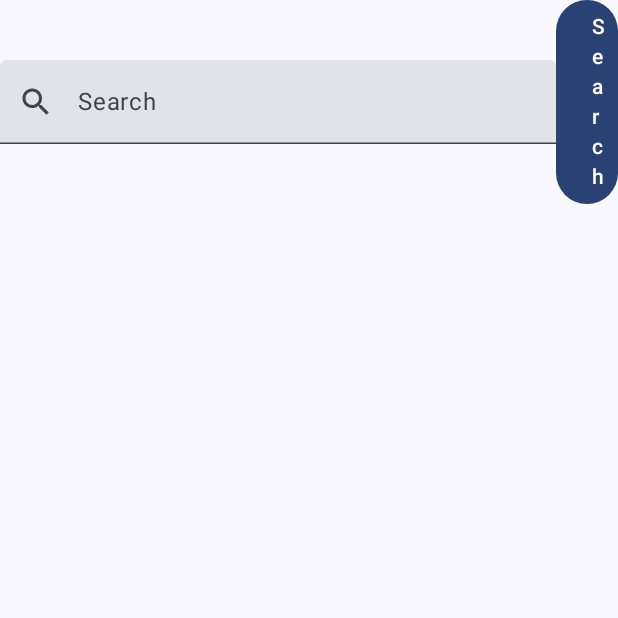
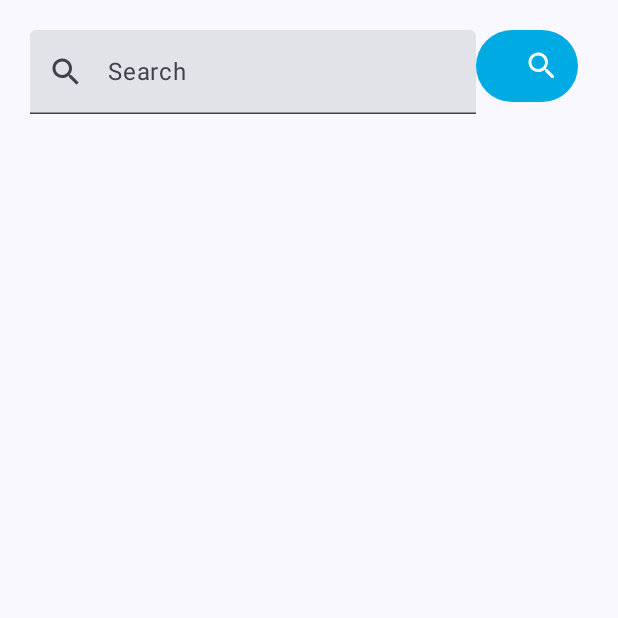
Before and after one commit to brentcenci/RecipesApplication, an Android app built with Jetpack Compose: the composable SearchScreen shown on its own in the app's theme, on a phone screen of 412 x 824 dp, the top half of it. Run offline under Robolectric (Android 15) with nearby library versions, the phone set to English and light mode, and no system bars; pictures from the network do not load.

Commit message:
Small changes to formatting of the RecipesPanel composable.

```diff
--- a/app/src/main/java/com/brentcodes/recipesapplication/ui/screens/Screens.kt
+++ b/app/src/main/java/com/brentcodes/recipesapplication/ui/screens/Screens.kt
@@ -1,6 +1,7 @@
 package com.brentcodes.recipesapplication.ui.screens
 
 import android.util.Log
+import androidx.compose.foundation.background
 import androidx.compose.foundation.border
 import androidx.compose.foundation.layout.Box
 import androidx.compose.foundation.layout.Column
@@ -11,13 +12,17 @@ import androidx.compose.foundation.layout.height
 import androidx.compose.foundation.layout.padding
 import androidx.compose.foundation.lazy.LazyColumn
 import androidx.compose.foundation.lazy.items
+import androidx.compose.foundation.shape.CircleShape
+import androidx.compose.foundation.shape.RoundedCornerShape
 import androidx.compose.foundation.text.KeyboardOptions
 import androidx.compose.material.icons.Icons
 import androidx.compose.material.icons.filled.Search
+import androidx.compose.material.icons.rounded.Search
 import androidx.compose.material3.Button
 import androidx.compose.material3.CircularProgressIndicator
 import androidx.compose.material3.ExperimentalMaterial3Api
 import androidx.compose.material3.Icon
+import androidx.compose.material3.IconButton
 import androidx.compose.material3.Text
 import androidx.compose.material3.TextField
 import androidx.compose.runtime.Composable
@@ -26,7 +31,9 @@ import androidx.compose.runtime.remember
 import androidx.compose.runtime.setValue
 import androidx.compose.ui.Alignment
 import androidx.compose.ui.Modifier
+import androidx.compose.ui.draw.clip
 import androidx.compose.ui.graphics.Color
+import androidx.compose.ui.text.font.FontWeight
 import androidx.compose.ui.unit.dp
 import coil.compose.AsyncImage
 import com.brentcodes.recipesapplication.model.dataSpoonacular.Results
@@ -105,7 +112,10 @@ fun SearchBar(
     var text by remember {
         viewModel.query
     }
-    Row {
+    Row(
+        modifier = Modifier
+            .padding(20.dp)
+    ) {
         TextField(
             value = text,
             maxLines = 1,
@@ -118,12 +128,19 @@ fun SearchBar(
             label = { Text("Search") },
             leadingIcon = { Icon(Icons.Filled.Search, contentDescription = null)},
             modifier = modifier
-                .fillMaxWidth(0.9F)
+                .fillMaxWidth(0.8F)
         )
-        Button(
-            onClick = {onSearch(text)}
+        IconButton(
+            onClick = {onSearch(text)},
+            modifier = Modifier
+                .background(Color(0xFF00abe3), CircleShape)
+                .padding(20.dp, 0.dp, 0.dp, 0.dp)
         ) {
-            Text(text = "Search")
+            Icon(
+                imageVector = Icons.Rounded.Search,
+                contentDescription = null,
+                tint = Color.White
+            )
         }
     }
 
@@ -171,12 +188,19 @@ fun RecipesPanel(
             .fillMaxWidth()
             .height(100.dp)
             .padding(20.dp)
-            .border(2.dp, color = Color.Black)
+            .background(Color(0xFF00abe3))
+            .clip(RoundedCornerShape(5.dp))
+            .border(2.dp, Color(0xFF00abe3))
     ) {
         Text(
-            text = recipe.title?:"No title",
+            text = recipe.title?:"No title".split(" ").joinToString(separator = " ") {
+                it.replaceFirstChar(Char::titlecaseChar)
+            },
             modifier = Modifier
                 .align(Alignment.TopStart)
+                .padding(5.dp),
+            fontWeight = FontWeight.Bold,
+            color = Color.White
         )
         AsyncImage(
             model = recipe.image!!,
```
